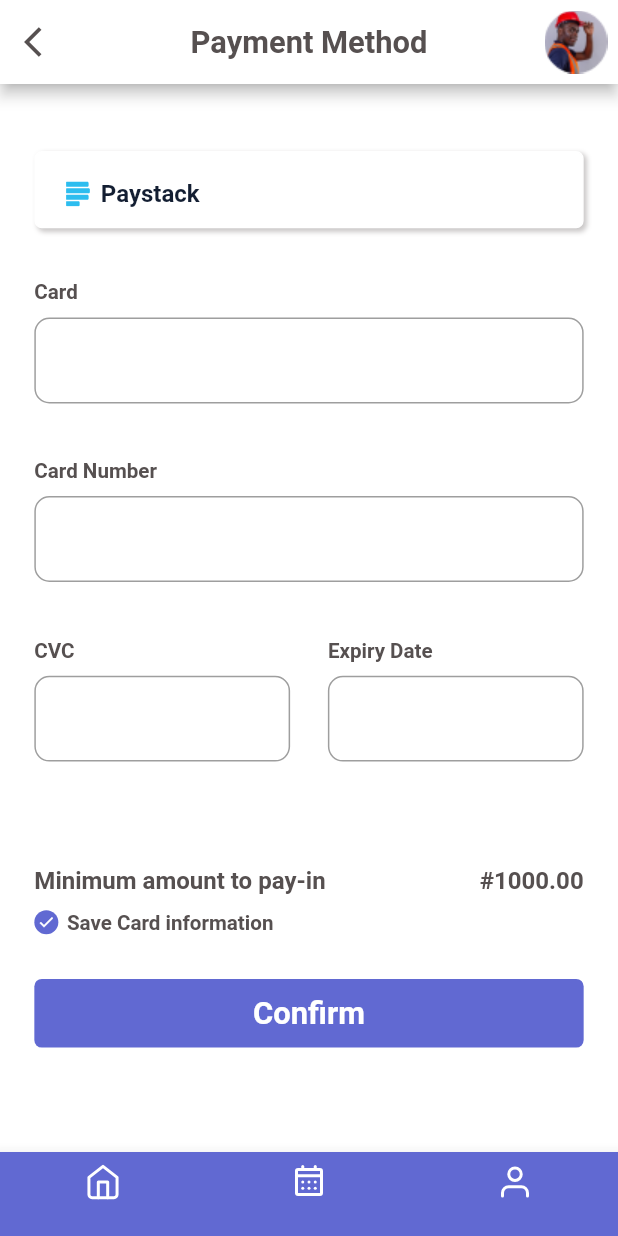
After one commit to elite-dev-001/connectfix, a Flutter app: the Payment screen opened directly, on a phone screen of 412 x 824 dp. The commit adds this screen. Run offline on Flutter 3.47's test engine with Material 2 defaults, Android fonts, the phone set to English and light mode, and no system bars; our stand-ins replace flutter_bloc, flutter_screenutil, flutter_svg.

Commit message:
paystack payment

```diff
--- /dev/null
+++ b/lib/pages/dashboard/user/payment/payment.dart
@@ -0,0 +1,169 @@
+import 'package:connect_fix/components/misc/spacer.dart';
+import 'package:connect_fix/pages/auth/widgets/auth_form.dart';
+import 'package:flutter/material.dart';
+import 'package:flutter_screenutil/flutter_screenutil.dart';
+import 'package:flutter_svg/svg.dart';
+
+class Payment extends StatelessWidget {
+  const Payment({super.key});
+
+  @override
+  Widget build(BuildContext context) {
+    return Scaffold(
+      backgroundColor: Colors.white,
+      appBar: AppBar(
+        backgroundColor: Colors.white,
+        leading: GestureDetector(
+          onTap: () => Navigator.of(context).pop(),
+          child: const Icon(
+            Icons.arrow_back_ios,
+            color: Color(0xFF565050),
+          ),
+        ),
+        title: Text(
+          "Payment Method",
+          style: TextStyle(
+            fontSize: 18.sp,
+            fontWeight: FontWeight.w700,
+            color: const Color(0xFF565050),
+          ),
+        ),
+        centerTitle: true,
+        actions: [
+          Image.asset("assets/images/pay_image.png"),
+        ],
+      ),
+      body: Padding(
+        padding: EdgeInsets.symmetric(horizontal: 20.w),
+        child: SingleChildScrollView(
+          child: Column(
+            children: [
+              VSpace(39.w),
+              Container(
+                padding: EdgeInsets.fromLTRB(17.64.w, 15.79.w, 0.w, 10.93.w),
+                decoration: BoxDecoration(
+                    border: Border.all(color: Colors.white),
+                    color: Colors.white,
+                    borderRadius: BorderRadius.circular(5),
+                    boxShadow: [
+                      BoxShadow(
+                        spreadRadius: 0,
+                        blurRadius: 2,
+                        offset: const Offset(2, 2),
+                        color: const Color(0xFF2E2424).withOpacity(0.25),
+                      )
+                    ]),
+                child: Row(
+                  children: [
+                    SvgPicture.asset("assets/icons/paystack.svg"),
+                    HSpace(6.24.w),
+                    Text(
+                      "Paystack",
+                      style: TextStyle(
+                        fontSize: 14.sp,
+                        fontWeight: FontWeight.w700,
+                        color: const Color(0xFF131E32),
+                      ),
+                    )
+                  ],
+                ),
+              ),
+              VSpace(30.w),
+              const AuthForm(label: "Card"),
+              VSpace(22.w),
+              const AuthForm(label: "Card Number"),
+              const VSpace(26),
+              Row(
+                mainAxisAlignment: MainAxisAlignment.spaceBetween,
+                children: [
+                  const Flexible(child: AuthForm(label: "CVC")),
+                  HSpace(22.w),
+                  const Flexible(child: AuthForm(label: "Expiry Date")),
+                ],
+              ),
+              VSpace(51.w),
+              Row(
+                mainAxisAlignment: MainAxisAlignment.spaceBetween,
+                children: [
+                  Text(
+                    "Minimum amount to pay-in",
+                    style: TextStyle(
+                      fontSize: 14.sp,
+                      fontWeight: FontWeight.w700,
+                      color: const Color(0xFF565050),
+                    ),
+                  ),
+                  Text(
+                    "#1000.00",
+                    style: TextStyle(
+                      fontSize: 14.sp,
+                      fontWeight: FontWeight.w700,
+                      color: const Color(0xFF565050),
+                    ),
+                  ),
+                ],
+              ),
+              VSpace(9.w),
+              Row(
+                children: [
+                  const CircleAvatar(
+                    radius: 8,
+                    backgroundColor: Color(0xFF6169D2),
+                    child: Icon(
+                      Icons.check,
+                      color: Colors.white,
+                      size: 12,
+                    ),
+                  ),
+                  HSpace(5.w),
+                  Text(
+                    "Save Card information",
+                    style: TextStyle(
+                      fontSize: 12.sp,
+                      fontWeight: FontWeight.w600,
+                      color: const Color(0xFF565050),
+                    ),
+                  ),
+                ],
+              ),
+              VSpace(26.w),
+              Container(
+                height: 40.w,
+                decoration: BoxDecoration(
+                  color: Color(0xFF6169D2),
+                  borderRadius: BorderRadius.circular(5),
+                ),
+                alignment: Alignment.center,
+                child: Text(
+                  "Confirm",
+                  style: TextStyle(
+                    fontSize: 18.sp,
+                    fontWeight: FontWeight.w700,
+                    color: const Color(0xFFFFFFFF),
+                  ),
+                ),
+              )
+            ],
+          ),
+        ),
+      ),
+      bottomNavigationBar: BottomNavigationBar(
+        backgroundColor: const Color(0xFF6169D2),
+        items: [
+          BottomNavigationBarItem(
+            icon: SvgPicture.asset("assets/icons/home.svg"),
+            label: '',
+          ),
+          BottomNavigationBarItem(
+            icon: SvgPicture.asset("assets/icons/Calendar_Days.svg"),
+            label: '',
+          ),
+          BottomNavigationBarItem(
+            icon: SvgPicture.asset("assets/icons/user.svg"),
+            label: '',
+          ),
+        ],
+      ),
+    );
+  }
+}
--- a/lib/pages/dashboard/user/widgets/balance.dart
+++ b/lib/pages/dashboard/user/widgets/balance.dart
@@ -1,4 +1,5 @@
 import 'package:connect_fix/components/misc/spacer.dart';
+import 'package:connect_fix/pages/dashboard/user/payment/payment.dart';
 import 'package:flutter/material.dart';
 import 'package:flutter_screenutil/flutter_screenutil.dart';
 
@@ -57,6 +58,13 @@ class Balance extends StatelessWidget {
         ),
         HSpace(7.w),
         Expanded(
+          child: GestureDetector(
+            onTap: () => Navigator.push(
+              context,
+              MaterialPageRoute(
+                builder: (context) => const Payment(),
+              ),
+            ),
             child: Container(
               height: 100.w,
               // padding: EdgeInsets.only(top: 26.w, bottom: 25.08.w),
@@ -80,6 +88,7 @@ class Balance extends StatelessWidget {
                 ],
               ),
             ),
+          ),
         )
       ],
     );
```
Also changed, not shown: assets/icons/paystack.svg (added), assets/images/pay_image.png (added). Lines whose indentation alone changed are shown as unchanged.
